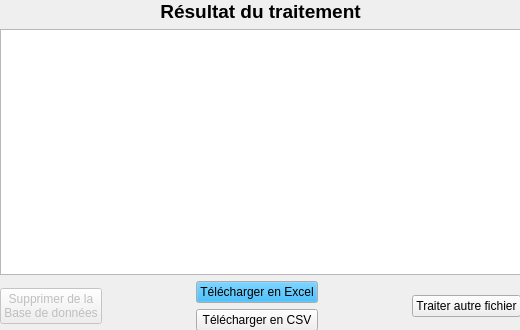
WallaceVBB/EpiData, file gui/Traitement_resultats.ui: the form before one commit.
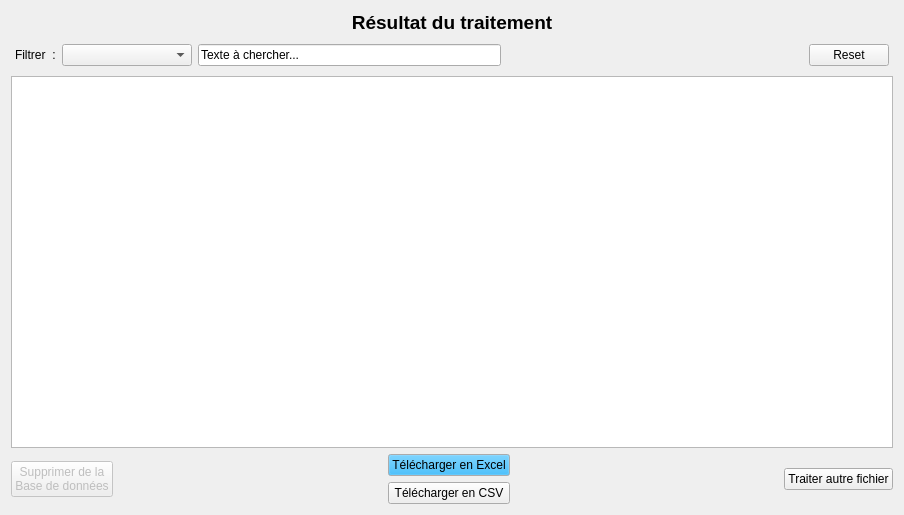
The form after the commit.

What changed in the file:
```diff
--- a/gui/Traitement_resultats.ui
+++ b/gui/Traitement_resultats.ui
@@ -6,22 +6,19 @@
    <rect>
     <x>0</x>
     <y>0</y>
-    <width>520</width>
-    <height>330</height>
+    <width>904</width>
+    <height>515</height>
    </rect>
   </property>
+  <property name="sizePolicy">
+   <sizepolicy hsizetype="Expanding" vsizetype="Expanding">
+    <horstretch>0</horstretch>
+    <verstretch>0</verstretch>
+   </sizepolicy>
+  </property>
   <property name="windowTitle">
    <string>Form</string>
   </property>
-  <widget class="QWidget" name="verticalLayoutWidget">
-   <property name="geometry">
-    <rect>
-     <x>0</x>
-     <y>0</y>
-     <width>521</width>
-     <height>331</height>
-    </rect>
-   </property>
    <layout class="QVBoxLayout" name="verticalLayout">
     <item>
      <widget class="QLabel" name="label">
@@ -30,6 +27,72 @@
       </property>
      </widget>
     </item>
+   <item>
+    <layout class="QHBoxLayout" name="horizontalLayout_3">
+     <property name="leftMargin">
+      <number>4</number>
+     </property>
+     <property name="topMargin">
+      <number>4</number>
+     </property>
+     <property name="rightMargin">
+      <number>4</number>
+     </property>
+     <property name="bottomMargin">
+      <number>4</number>
+     </property>
+     <item>
+      <widget class="QLabel" name="label_Filtrer">
+       <property name="text">
+        <string>Filtrer  :</string>
+       </property>
+      </widget>
+     </item>
+     <item>
+      <widget class="QComboBox" name="comboBox_Choic_colonnes">
+       <property name="minimumSize">
+        <size>
+         <width>130</width>
+         <height>0</height>
+        </size>
+       </property>
+      </widget>
+     </item>
+     <item>
+      <widget class="QLineEdit" name="lineEdit_Filtre">
+       <property name="minimumSize">
+        <size>
+         <width>200</width>
+         <height>0</height>
+        </size>
+       </property>
+       <property name="text">
+        <string>Texte à chercher...</string>
+       </property>
+      </widget>
+     </item>
+     <item>
+      <spacer name="horizontalSpacer_5">
+       <property name="orientation">
+        <enum>Qt::Orientation::Horizontal</enum>
+       </property>
+       <property name="sizeHint" stdset="0">
+        <size>
+         <width>40</width>
+         <height>20</height>
+        </size>
+       </property>
+      </spacer>
+     </item>
+     <item>
+      <widget class="QPushButton" name="b_Reset">
+       <property name="text">
+        <string>Reset</string>
+       </property>
+      </widget>
+     </item>
+    </layout>
+   </item>
     <item>
      <widget class="QTableView" name="Tableau_Results"/>
     </item>
@@ -137,7 +200,6 @@
      </layout>
     </item>
    </layout>
-  </widget>
  </widget>
  <resources/>
  <connections/>
```
Left out of the diff: 2 changed lines with no effect on the pictures. Lines whose indentation alone changed are shown as unchanged.
